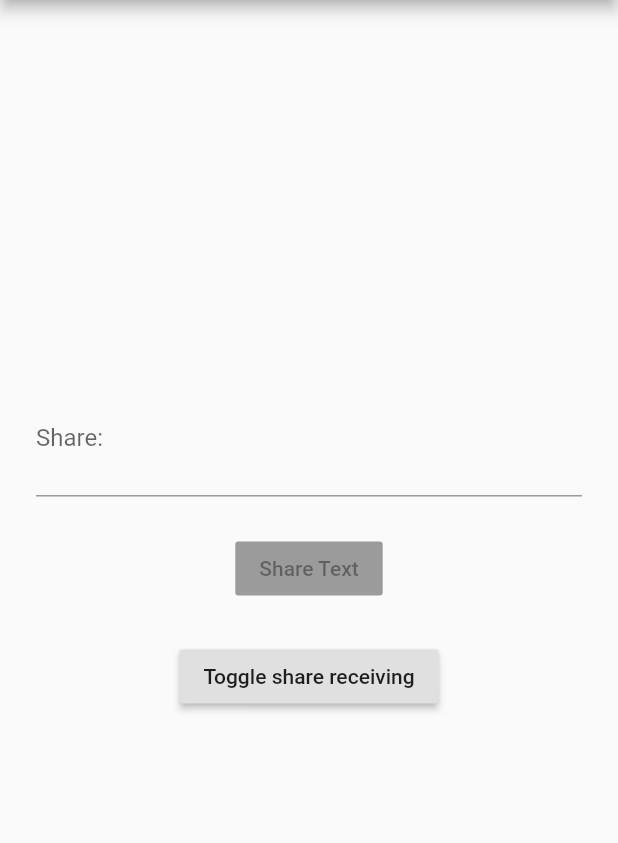
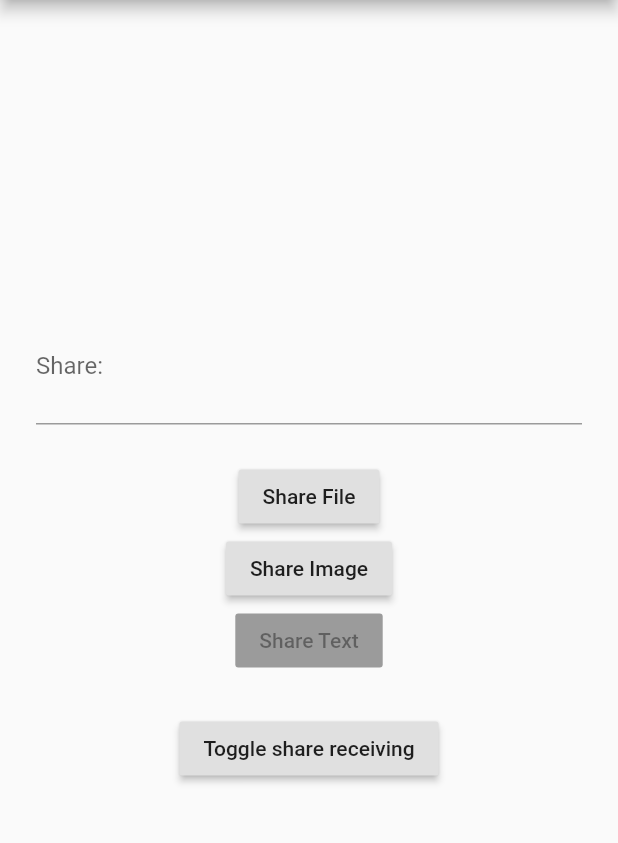
Before and after one commit to sleonidy/flutter_share_plugin, a Flutter app: the screen it shows after launch, on a phone screen of 412 x 824 dp, the part 84-927 px from its top. Run offline on Flutter 3.47's test engine with Material 2 defaults, Android fonts, the light colour scheme and no system bars.

Commit message:
Update example

```diff
--- a/example/lib/main.dart
+++ b/example/lib/main.dart
@@ -3,9 +3,12 @@
 // Use of this source code is governed by a BSD-style license that can be
 // found in the LICENSE file.
 
+import 'dart:io';
+
 import 'package:flutter/material.dart';
 import 'package:flutter_share_plugin/receive_share_state.dart';
 import 'package:flutter_share_plugin/share.dart';
+import 'package:path_provider/path_provider.dart';
 
 void main() {
   runApp(DemoApp());
@@ -54,7 +57,21 @@ class DemoAppState extends ReceiveShareState<DemoApp> {
                 const Padding(padding: const EdgeInsets.only(top: 24.0)),
                 Builder(
                   builder: (BuildContext context) {
-                    return RaisedButton(
+                    return Column(
+                      children: <Widget>[
+                        RaisedButton(
+                          child: Text("Share File"),
+                          onPressed: ()async{
+                            final tempDir = await getTemporaryDirectory();
+                            final file = File(tempDir.path+"/temp.txt");
+                            file.writeAsStringSync("dasdsa");
+                            await Share.file(path: file.path,text: "Text",title:"Subject").share();
+                          },
+                        ),
+                        RaisedButton(
+                          child: Text("Share Image"), onPressed: () {},
+                        ),
+                        RaisedButton(
                           child: Text('Share Text'),
                           onPressed: _text.isEmpty
                               ? null
@@ -76,6 +93,8 @@ class DemoAppState extends ReceiveShareState<DemoApp> {
 //                                      box.localToGlobal(Offset.zero) &
 //                                          box.size);
                                 },
+                        ),
+                      ],
                     );
                   },
                 ),
--- a/example/pubspec.yaml
+++ b/example/pubspec.yaml
@@ -8,7 +8,7 @@ environment:
 dependencies:
   flutter:
     sdk: flutter
-
+  path_provider:
   # The following adds the Cupertino Icons font to your application.
   # Use with the CupertinoIcons class for iOS style icons.
   cupertino_icons: ^0.1.2
```
Also changed, not shown: 1 other file. Lines whose indentation alone changed are shown as unchanged.
